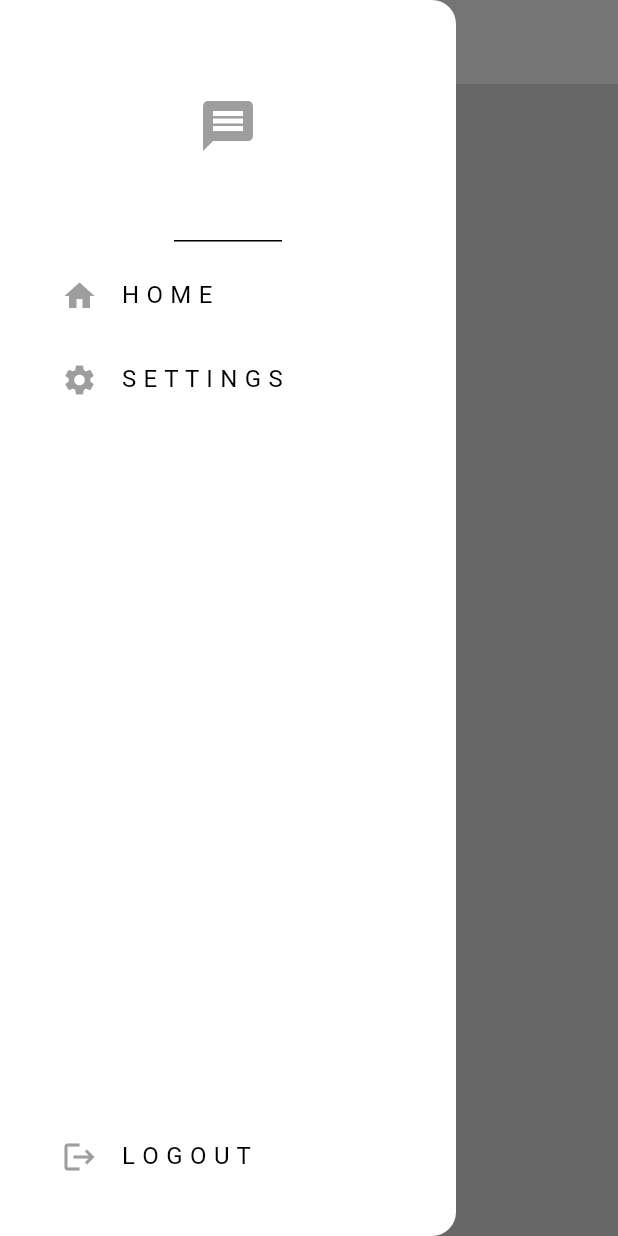
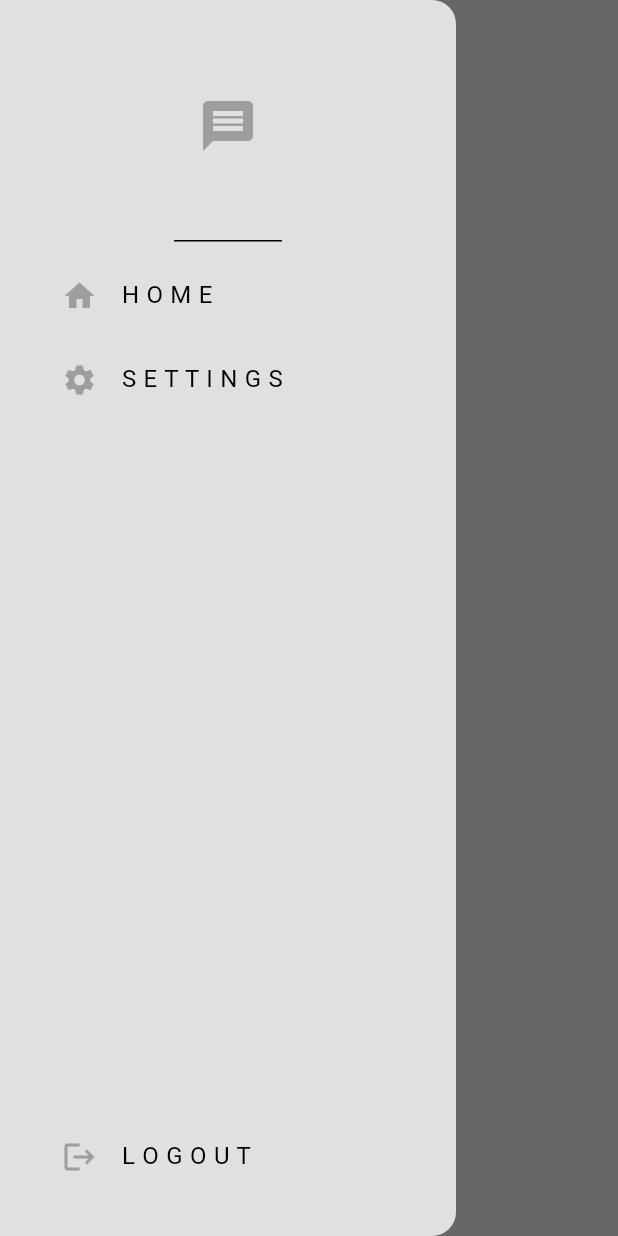
Before and after one commit to HaDeS-18/we-chat, a Flutter app: the screen it shows once a user with an empty profile is signed in, with the side drawer open, on a phone screen of 412 x 824 dp. Run offline on Flutter 3.47's test engine with Material 3 defaults, Android fonts, the phone set to English and light mode, and no system bars; our stand-ins replace firebase_auth, firebase_core; accounts and stored records are empty.

```diff
--- a/lib/components/my_appbar.dart
+++ b/lib/components/my_appbar.dart
@@ -6,7 +6,7 @@ class MyAppBar extends StatelessWidget {
   @override
   Widget build(BuildContext context) {
     return AppBar(
-      backgroundColor: Theme.of(context).colorScheme.background,
+      backgroundColor: Theme.of(context).colorScheme.surface,
     );
   }
 }
--- a/lib/components/my_drawer.dart
+++ b/lib/components/my_drawer.dart
@@ -15,7 +15,7 @@ class MyDrawer extends StatelessWidget {
   @override
   Widget build(BuildContext context) {
     return Drawer(
-      backgroundColor: Theme.of(context).colorScheme.background,
+      backgroundColor: Theme.of(context).colorScheme.surface,
       child: Column(
         children: [
           //logo
--- a/lib/pages/home_page.dart
+++ b/lib/pages/home_page.dart
@@ -9,12 +9,15 @@ class HomePage extends StatelessWidget {
   Widget build(BuildContext context) {
     return Scaffold(
       appBar: AppBar(
-        backgroundColor: Theme.of(context).colorScheme.background,
-        title: Center(
-          child: Text('Home'),
+        backgroundColor: Theme.of(context).colorScheme.surface,
+        title: const Center(
+          child: Padding(
+            padding: EdgeInsets.only(right: 45),
+            child: Text('Home'),
+          ),
         ),
       ),
-      drawer: MyDrawer(),
+      drawer: const MyDrawer(),
     );
   }
 }
```
Also changed, not shown: lib/pages/settings_page.dart (+6 -1 lines).
